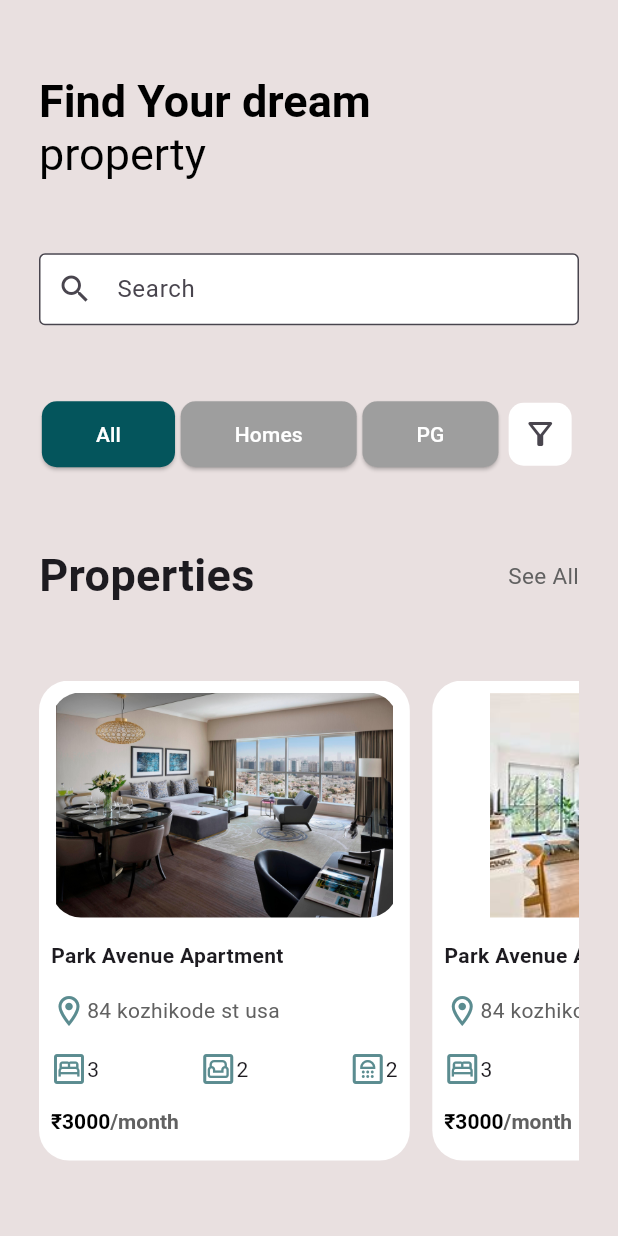
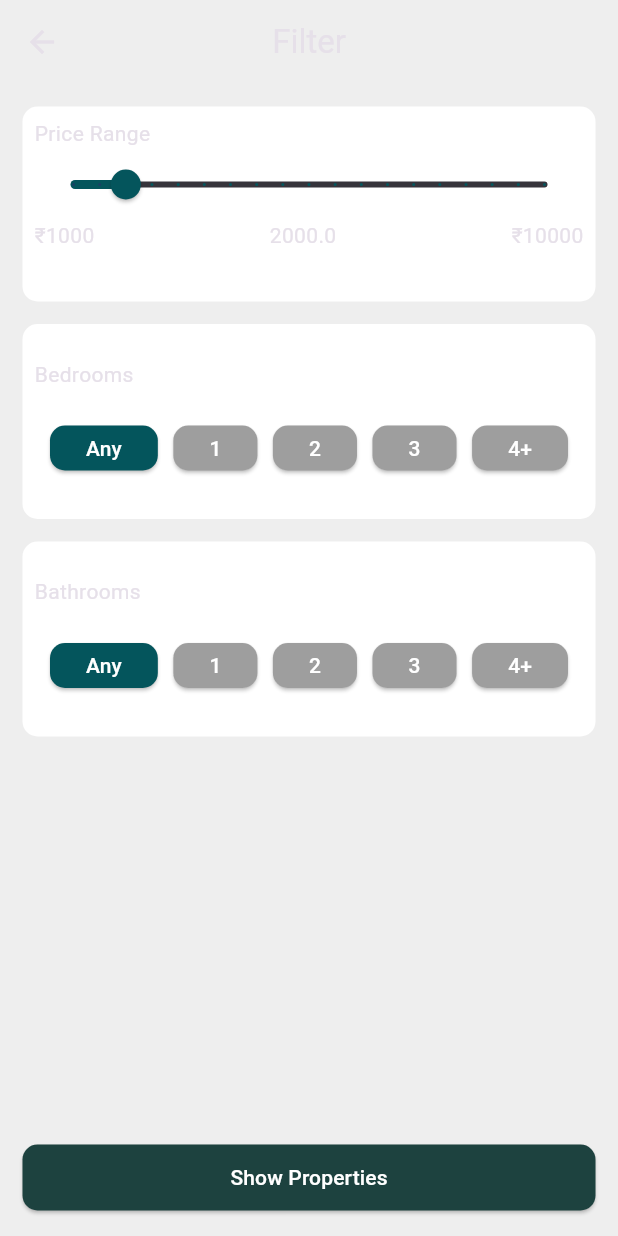
Before and after one commit to Rahulckoovara/homerent_app, a Flutter app: the screen it shows after launch, after a tap on the "filter alt" icon, on a phone screen of 412 x 824 dp. Run offline on Flutter 3.47's test engine with Material 3 defaults, Android fonts, the phone set to English and light mode, and no system bars; our stand-ins replace get, lottie.

Commit message:
feat(filter)created filter page

```diff
--- a/lib/common/custom_colors.dart
+++ b/lib/common/custom_colors.dart
@@ -3,7 +3,7 @@ import 'dart:ui';
 class CustomColors{
 
 
-    static const Color primaryColor = Color.fromARGB(255, 4, 85, 92);
+      static const Color primaryColor = Color.fromARGB(255, 4, 85, 92);
     //PrimaryButton
       static const Color primaryBtnText = Color.fromARGB(255, 255, 255, 255);
       static const Color primaryIconBg = Color.fromARGB(255, 91, 140, 144);
--- a/lib/main.dart
+++ b/lib/main.dart
@@ -14,12 +14,12 @@
   @override
   Widget build(BuildContext context) {
     return GetMaterialApp(
+
+
       title: 'Flutter Demo',
-      theme: ThemeData(
+      darkTheme: ThemeData.dark(),
 
-        colorScheme: ColorScheme.fromSeed(seedColor: Colors.deepPurple),
-        useMaterial3: true,
-      ),
+      themeMode: ThemeMode.dark,
       home:  HomePage(),
     );
   }
--- a/lib/screens/Home/home_view.dart
+++ b/lib/screens/Home/home_view.dart
@@ -63,10 +63,11 @@ import 'package:flutter/material.dart';
 import 'package:get/get.dart';
 import 'package:tappal_app/common/custom_colors.dart';
 import 'package:tappal_app/config/custom_dia.dart';
+import 'package:tappal_app/screens/filter/filter_view.dart';
 import 'package:tappal_app/widgets/Property_list.dart';
 import 'package:tappal_app/widgets/Selectable_button.dart';
+import 'package:tappal_app/widgets/Text_input.dart';
 import 'package:tappal_app/widgets/filter_button.dart';
-import 'package:tappal_app/widgets/primary_button.dart';
 
 class HomePage extends StatefulWidget {
   HomePage({Key? key}) : super(key: key);
@@ -76,15 +77,13 @@ class HomePage extends StatefulWidget {
 }
 
 class _HomePageState extends State<HomePage> {
-  int _selectedIndex = 0; // Default value for selected button
-
+  int _selectedIndex = 0;
   List<String> buttonValues = ['All', 'Homes', 'PG'];
-
   @override
   Widget build(BuildContext context) {
     return SafeArea(
       child: Scaffold(
-        backgroundColor: Color.fromARGB(255, 233, 224, 224),
+        //backgroundColor: Colors.grey[200],
         body: Padding(
           padding: EdgeInsets.all(CustomDimens.commonPadding),
           child: Column(
@@ -92,36 +91,26 @@ class _HomePageState extends State<HomePage> {
             crossAxisAlignment: CrossAxisAlignment.start,
             children: [
               RichText(
-                text: TextSpan(
+                text: const TextSpan(
                   children: [
                     TextSpan(
                       text: 'Find Your dream ',
                       style: TextStyle(
                           fontWeight: FontWeight.bold,
                           fontSize: 30,
-                          color: Colors.black),
+                          //color: Colors.black
+                          ),
                     ),
                     TextSpan(
                       text: '\nproperty',
-                      style: TextStyle(fontSize: 30, color: Colors.black),
+                      style: TextStyle(fontSize: 30,
+                      // color: Colors.black
+                       ),
                     ),
                   ],
                 ),
               ),
-                  TextField(
-                  decoration: InputDecoration(
-                  border: OutlineInputBorder(),
-                  labelText: 'Search',
-                  prefixIcon: Icon(Icons.search),
-                  fillColor: Colors.white,
-                  filled: true,
-                  contentPadding: const EdgeInsets.all(12.0),
-                  hintText: 'Search for your dream property',
-                  hintStyle: TextStyle(
-                  color: Colors.grey,
-                  ),
-                ),
-              ),
+                  const TextInput('', 'Search',null,false , null),
               Row(
                 mainAxisAlignment: MainAxisAlignment.spaceAround,
                 children: [
@@ -136,7 +125,10 @@ class _HomePageState extends State<HomePage> {
                       isSelected: _selectedIndex == i,
                     ),
                   FilterButton(
-                    onPressed: () {},
+                    onPressed: () {
+
+                      Get.to(const FilterPage());
+                    },
                     icon: Icons.filter_alt_outlined,
                   )
                 ],
@@ -148,7 +140,7 @@ class _HomePageState extends State<HomePage> {
               //     fontWeight: FontWeight.bold,
               //   ),
               // ),
-              Row(
+              const Row(
           mainAxisAlignment: MainAxisAlignment.spaceBetween,
                 children: [
                   Text(
--- /dev/null
+++ b/lib/screens/filter/filter_view.dart
@@ -0,0 +1,184 @@
+import 'package:flutter/material.dart';
+import 'package:tappal_app/common/custom_colors.dart';
+import 'package:tappal_app/config/custom_dia.dart';
+import 'package:tappal_app/widgets/Selectable_button.dart';
+import 'package:tappal_app/widgets/primary_button.dart';
+
+class FilterPage extends StatefulWidget {
+  const FilterPage({Key? key}) : super(key: key);
+
+  @override
+  _FilterPageState createState() => _FilterPageState();
+}
+
+class _FilterPageState extends State<FilterPage> {
+  double _value = 2000;
+  final double _minValue = 1000;
+  final double _maxValue = 10000;
+
+  //bedrooms
+  int _selectedIndexBedroom = 0;
+  List<String> buttonValuesBedroom = ['Any', '1', '2', '3', '4+'];
+  int _selectedIndexBathroom = 0;
+  List<String> buttonValuesBathroom = ['Any', '1', '2', '3', '4+'];
+
+  @override
+  Widget build(BuildContext context) {
+    return Scaffold(
+      appBar: AppBar(
+        title: Text('Filter'),
+        centerTitle: true,
+        backgroundColor: Colors.grey[200],
+      ),
+      backgroundColor: Colors.grey[200],
+      body: Stack(
+        children: [
+          Padding(
+            padding: const EdgeInsets.all(15.0),
+            child: Column(
+              children: [
+                Expanded(
+                  child: ListView(
+                    children: [
+                      Container(
+                        height: 130,
+                        decoration: BoxDecoration(
+                          borderRadius: BorderRadius.circular(10),
+                          color: Colors.white,
+                        ),
+                        child: Padding(
+                          padding: const EdgeInsets.all(8.0),
+                          child: Column(
+                            crossAxisAlignment: CrossAxisAlignment.start,
+                            children: [
+                              Text('Price Range'),
+                              Row(
+                                mainAxisAlignment: MainAxisAlignment.spaceAround,
+                                children: [
+                                  Expanded(
+                                    child: Slider(
+                                      value: _value,
+                                      min: _minValue,
+                                      max: _maxValue,
+                                      divisions: ((_maxValue - _minValue) / 500).toInt(),
+                                      onChanged: (double value) {
+                                        setState(() {
+                                          _value = (value / 500).round() * 500;
+                                        });
+                                      },
+                                      activeColor: CustomColors.primaryColor,
+                                    ),
+                                  ),
+                                ],
+                              ),
+                              Row(
+                                mainAxisAlignment: MainAxisAlignment.spaceBetween,
+                                children: [
+                                  Text('₹1000'),
+                                  Text('$_value'),
+                                  Text('₹10000'),
+                                ],
+                              ),
+                              // Padding(
+                              //   padding: const EdgeInsets.symmetric(horizontal: 20.0),
+                              //   child: Text('Selected Rate: ₹$_value'),
+                              // ),
+                            ],
+                          ),
+                        ),
+                      ),
+                      SizedBox(height: CustomDimens.spacerH),
+                      Container(
+                        width: double.infinity,
+                        decoration: BoxDecoration(
+                          borderRadius: BorderRadius.circular(10),
+                          color: Colors.white,
+                        ),
+                        height: 130,
+                        child: Padding(
+                          padding: const EdgeInsets.all(8.0),
+                          child: Column(
+                            mainAxisAlignment: MainAxisAlignment.spaceEvenly,
+                            crossAxisAlignment: CrossAxisAlignment.start,
+                            children: [
+                              Text('Bedrooms'),
+                              Row(
+                                mainAxisAlignment: MainAxisAlignment.spaceEvenly,
+                                children: [
+                                  for (int i = 0; i < buttonValuesBedroom.length; i++)
+                                    SelectableButton(
+                                      onPressed: () {
+                                        setState(() {
+                                          _selectedIndexBedroom = i;
+                                        });
+                                      },
+                                      text: buttonValuesBedroom[i],
+                                      isSelected: _selectedIndexBedroom == i,
+                                      minimumSize: Size(10, 30),
+                                    )
+                                ],
+                              )
+                            ],
+                          ),
+                        ),
+                      ),
+                      SizedBox(height: CustomDimens.spacerH),
+                      Container(
+                        width: double.infinity,
+                        decoration: BoxDecoration(
+                          borderRadius: BorderRadius.circular(10),
+                          color: Colors.white,
+                        ),
+                        height: 130,
+                        child: Padding(
+                          padding: const EdgeInsets.all(8.0),
+                          child: Column(
+                            mainAxisAlignment: MainAxisAlignment.spaceEvenly,
+                            crossAxisAlignment: CrossAxisAlignment.start,
+                            children: [
+                              Text('Bathrooms'),
+                              Row(
+                                mainAxisAlignment: MainAxisAlignment.spaceEvenly,
+                                children: [
+                                  for (int i = 0; i < buttonValuesBathroom.length; i++)
+                                    SelectableButton(
+                                      onPressed: () {
+                                        setState(() {
+                                          _selectedIndexBathroom = i;
+                                        });
+                                      },
+                                      text: buttonValuesBathroom[i],
+                                      isSelected: _selectedIndexBathroom == i,
+                                      minimumSize: Size(10, 30),
+                                    )
+                                ],
+                              ),
+                            ],
+                          ),
+                        ),
+                      ),
+                      SizedBox(height: CustomDimens.spacerH),
+                    ],
+                  ),
+                ),
+                SizedBox(height: CustomDimens.spacerH),
+              ],
+            ),
+          ),
+          Align(
+            alignment: Alignment.bottomCenter,
+            child: Padding(
+              padding: const EdgeInsets.all(15.0),
+              child: Container(
+                width: double.infinity,
+                child: PrimaryButton(() {
+                  // Your callback here
+                }, 'Show Properties'),
+              ),
+            ),
+          ),
+        ],
+      ),
+    );
+  }
+}
--- a/lib/screens/login/login_view.dart
+++ b/lib/screens/login/login_view.dart
@@ -1,6 +1,5 @@
 import 'package:flutter/foundation.dart';
 import 'package:flutter/material.dart';
-import 'package:flutter/widgets.dart';
 import 'package:tappal_app/config/custom_colors.dart';
 import 'package:tappal_app/config/custom_dia.dart';
 import 'package:tappal_app/widgets/Text_input.dart';
--- a/lib/widgets/Property_list.dart
+++ b/lib/widgets/Property_list.dart
@@ -59,31 +59,34 @@ class Property extends StatelessWidget {
                 ],
               ),
               SizedBox(height: CustomDimens.spacerH ),
-              Row(
+              Padding(
+                padding:  EdgeInsets.only(right: 50.0),
+                child: Row(
                   mainAxisAlignment: MainAxisAlignment.spaceBetween,
                   children: [
                     Row(
                       children: [
-                      Icon(Icons.bedroom_parent_outlined,
+                        Icon(Icons.bed_outlined,
                         color:CustomColors.primaryIconBg),
                         Text(bedroom, ),
                       ],
                     ),
                     Row(
                       children: [
-                      Icon(Icons.living_outlined,
+                        Icon(Icons.chair_outlined,
                         color:CustomColors.primaryIconBg),
                         Text(livingRoom, ),
                       ],
                     ),
                     Row(
                       children: [
-                      Icon(Icons.bathroom_outlined,
+                        Icon(Icons.bathtub_outlined,
                         color: CustomColors.primaryIconBg),
                         Text(bathroom, ),
                       ],
                     ),
                   ],
+                ),
               ),
               SizedBox(height: CustomDimens.spacerH ),
               RichText(
--- a/lib/widgets/Selectable_button.dart
+++ b/lib/widgets/Selectable_button.dart
@@ -6,12 +6,14 @@ class SelectableButton extends StatelessWidget {
   final VoidCallback onPressed;
   final String text;
   final bool isSelected;
+  final Size minimumSize;
 
   const SelectableButton({
     Key? key,
     required this.onPressed,
     required this.text,
     required this.isSelected,
+    this.minimumSize = const Size(20, 45), // Default value
   }) : super(key: key);
 
   @override
@@ -19,20 +21,17 @@ class SelectableButton extends StatelessWidget {
     return ElevatedButton(
       onPressed: onPressed,
       style: ElevatedButton.styleFrom(
-         shape: RoundedRectangleBorder(
+        minimumSize: minimumSize,
+        shape: RoundedRectangleBorder(
           borderRadius: BorderRadius.circular(CustomDimens.primaryBtnRadius),
         ),
         backgroundColor: isSelected ? CustomColors.primaryColor : Colors.grey,
       ),
-      child: Padding(
-        padding: const EdgeInsets.all(12.0),
-        child: Text(text,
-         style: TextStyle(
-            fontSize: CustomDimens.primaryBtnText,
-            color:
-                 CustomColors.primaryBtnText
-                // Use primary text color if isSelected is true
-          ),
+      child: Text(
+        text,
+        style: TextStyle(
+          fontSize: CustomDimens.primaryBtnText,
+          color: CustomColors.primaryBtnText,
         ),
       ),
     );
--- a/lib/widgets/Text_input.dart
+++ b/lib/widgets/Text_input.dart
@@ -63,7 +63,7 @@ class TextInput extends StatelessWidget {
             // hintText: hintText,
             icon: icon != null ? Icon(icon) : null,
             border: OutlineInputBorder(
-                borderRadius: BorderRadius.circular(30.0),
+                borderRadius: BorderRadius.circular(10.0),
                 borderSide: BorderSide(
                   color: CustomColors.txtfieldBorder,
                   width: CustomDimens.txtinputborderW,
```
Also changed, not shown: lib/config/custom_colors.dart (+4 -5 lines), pubspec.lock. Lines whose indentation alone changed are shown as unchanged.
